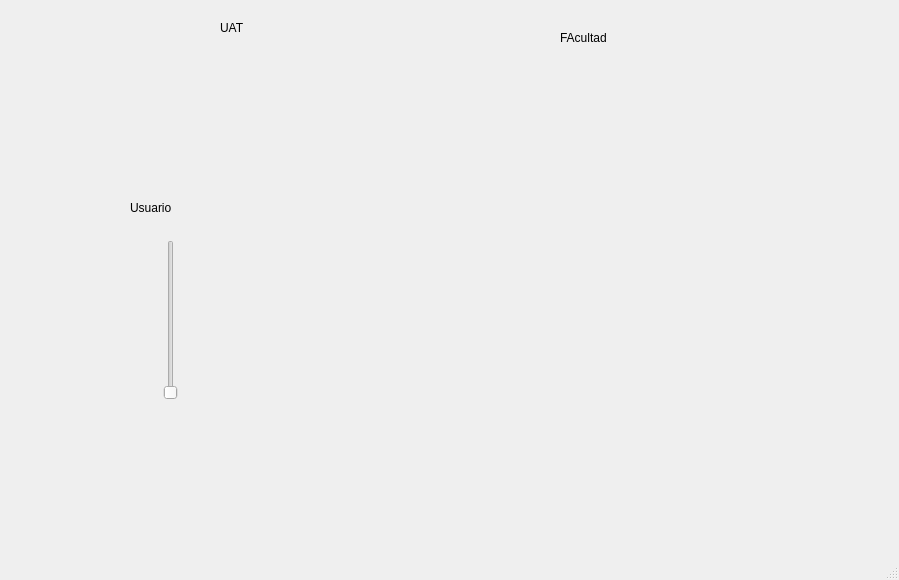
Before: the Qt Designer form Unidad 2/P_05_VerticalSlider.ui in adanclv/PIP_2024_1, drawn with Qt 5.
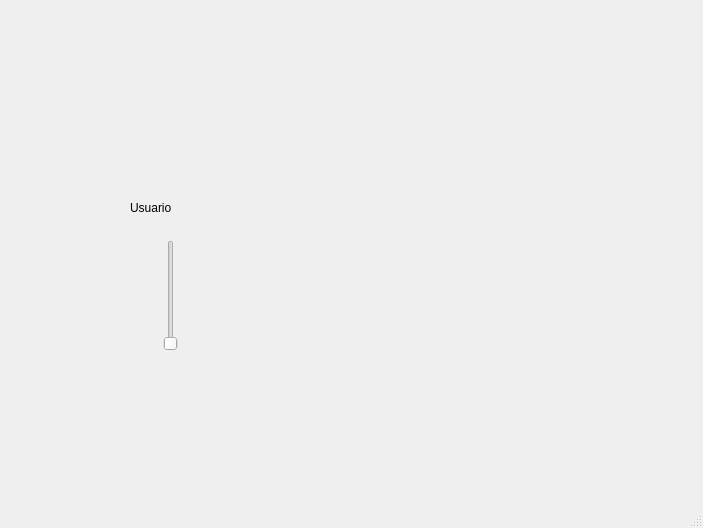
After: the same form once the commit is applied. Icons and pictures are not drawn.

```diff
--- a/Unidad 2/P_05_VerticalSlider.ui
+++ b/Unidad 2/P_05_VerticalSlider.ui
@@ -6,8 +6,8 @@
    <rect>
     <x>0</x>
     <y>0</y>
-    <width>899</width>
-    <height>580</height>
+    <width>703</width>
+    <height>528</height>
    </rect>
   </property>
   <property name="windowTitle">
@@ -17,10 +17,10 @@
    <widget class="QLabel" name="label">
     <property name="geometry">
      <rect>
-      <x>30</x>
+      <x>10</x>
       <y>20</y>
-      <width>171</width>
-      <height>101</height>
+      <width>301</width>
+      <height>121</height>
      </rect>
     </property>
     <property name="text">
@@ -36,10 +36,10 @@
    <widget class="QLabel" name="label_2">
     <property name="geometry">
      <rect>
-      <x>674</x>
-      <y>30</y>
-      <width>171</width>
-      <height>91</height>
+      <x>420</x>
+      <y>20</y>
+      <width>281</width>
+      <height>131</height>
      </rect>
     </property>
     <property name="text">
@@ -55,10 +55,10 @@
    <widget class="QLabel" name="label_4">
     <property name="geometry">
      <rect>
-      <x>760</x>
-      <y>430</y>
-      <width>111</width>
-      <height>91</height>
+      <x>620</x>
+      <y>410</y>
+      <width>71</width>
+      <height>61</height>
      </rect>
     </property>
     <property name="text">
@@ -74,34 +74,8 @@
    <widget class="QLabel" name="label_5">
     <property name="geometry">
      <rect>
-      <x>560</x>
-      <y>30</y>
-      <width>55</width>
-      <height>16</height>
-     </rect>
-    </property>
-    <property name="text">
-     <string>FAcultad</string>
-    </property>
-   </widget>
-   <widget class="QLabel" name="label_6">
-    <property name="geometry">
-     <rect>
-      <x>220</x>
-      <y>20</y>
-      <width>55</width>
-      <height>16</height>
-     </rect>
-    </property>
-    <property name="text">
-     <string>UAT</string>
-    </property>
-   </widget>
-   <widget class="QLabel" name="img_persona_4">
-    <property name="geometry">
-     <rect>
-      <x>460</x>
-      <y>210</y>
+      <x>360</x>
+      <y>220</y>
       <width>171</width>
       <height>141</height>
      </rect>
@@ -135,7 +109,7 @@
       <x>160</x>
       <y>240</y>
       <width>22</width>
-      <height>160</height>
+      <height>111</height>
      </rect>
     </property>
     <property name="orientation">
```
Left out of the diff: 14 changed lines with no effect on the pictures.
